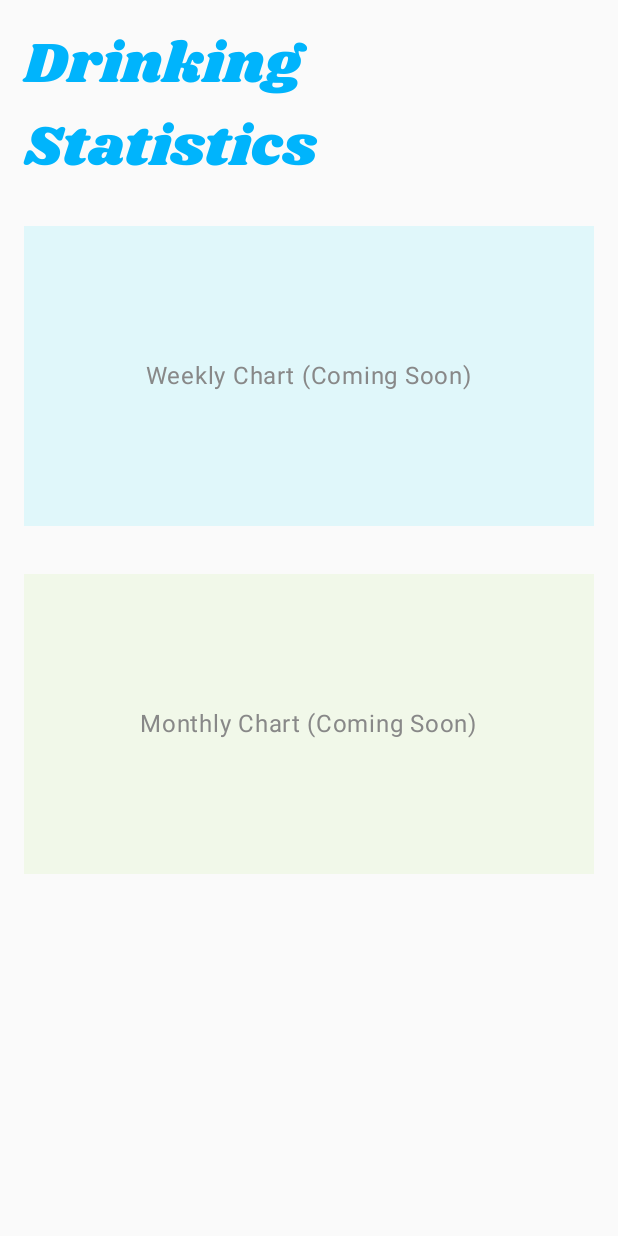
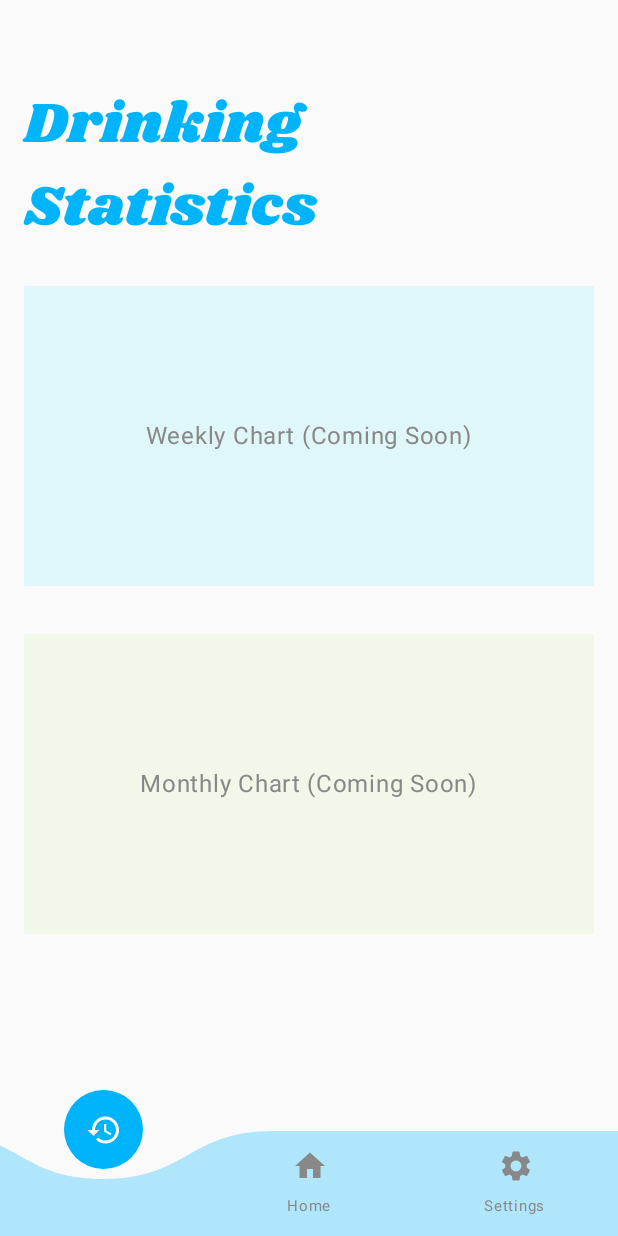
Before and after one commit to veronika8597/Waterly, an Android app built with Jetpack Compose: the StatisticsScreen screen opened through its navigation route, on a phone screen of 412 x 824 dp. Run offline under Robolectric (Android 15) with nearby library versions, the phone set to English and light mode, and no system bars.

Commit message:
Navigation nd statsScreen bugs fix

```diff
--- a/app/src/main/java/com/example/waterly/HomeScreen.kt
+++ b/app/src/main/java/com/example/waterly/HomeScreen.kt
@@ -48,6 +48,7 @@ import androidx.navigation.NavHostController
 import androidx.navigation.compose.rememberNavController
 import com.example.waterly.ui.theme.WaterlyTheme
 import com.example.waterly.ui.theme.WaterlyTypography
+import kotlinx.coroutines.delay
 import kotlinx.coroutines.launch
 import java.text.SimpleDateFormat
 import java.util.Calendar
@@ -56,7 +57,7 @@ import java.util.Locale
 
 @SuppressLint("MutableCollectionMutableState")
 @Composable
-fun HomeScreen(navController: NavHostController) {
+fun HomeScreen(navController: NavHostController, selectedIndex: Int, onItemSelected: (Int) -> Unit) {
     val coroutineScope = rememberCoroutineScope()
     var waterIntake by rememberSaveable { mutableIntStateOf(0) }
     val selectedDate = rememberSaveable { mutableStateOf(getTodayDate()) }
@@ -68,10 +69,11 @@ fun HomeScreen(navController: NavHostController) {
     val context = LocalContext.current
     val waterHistory = remember { mutableStateOf(WaterDataStore.loadWaterHistory(context)) }
     var showFutureOverlay by rememberSaveable { mutableStateOf(false) }
-    var selectedIndex by rememberSaveable { mutableIntStateOf(1) }
+    //var selectedIndex by rememberSaveable { mutableIntStateOf(1) }
 
     val dateFormat = SimpleDateFormat("yyyy-MM-dd", Locale.getDefault())
-    var currentWeekStart by rememberSaveable(stateSaver = Saver(
+    var currentWeekStart by rememberSaveable(
+        stateSaver = Saver(
             save = { dateFormat.format(it) },
             restore = { dateFormat.parse(it)!! }
         )) { mutableStateOf(dateFormat.parse(getTodayDate())!!) }
@@ -87,20 +89,18 @@ fun HomeScreen(navController: NavHostController) {
         selectedBottleSize = null
     }
 
-    Box(modifier = Modifier.fillMaxSize()) {
 
     Column(
-            modifier = Modifier
-                .fillMaxSize()
-                .padding(10.dp)
-                .padding(bottom = 100.dp)
+        modifier = Modifier.fillMaxSize(),
+
     ) {
 
-            Spacer(modifier = Modifier.height(36.dp))
+        Spacer(modifier = Modifier.height(40.dp))
 
         // Top Bar
         Row(
-                modifier = Modifier.fillMaxWidth(),
+            modifier = Modifier.fillMaxWidth()
+                .padding(horizontal = 10.dp),
             verticalAlignment = Alignment.CenterVertically
         ) {
 
@@ -114,14 +114,15 @@ fun HomeScreen(navController: NavHostController) {
         Spacer(modifier = Modifier.height(2.dp))
 
         Text(
+            modifier = Modifier.padding(start = 10.dp),
             text = getDayLabel(selectedDate.value),
             style = WaterlyTypography.titleMedium,
             color = Color.Gray
         )
 
-            Spacer(modifier = Modifier.height(45.dp))
+        Spacer(modifier = Modifier.height(35.dp))
 
-            // Middle area - Centered Water Circle + Glass
+        // Water circle + selection UI
         Box(
             modifier = Modifier
                 .fillMaxWidth(),
@@ -257,6 +258,7 @@ fun HomeScreen(navController: NavHostController) {
 
         Spacer(modifier = Modifier.height(30.dp))
 
+        // Week view
         Column(
             modifier = Modifier.fillMaxWidth(),
             horizontalAlignment = Alignment.CenterHorizontally
@@ -325,6 +327,7 @@ fun HomeScreen(navController: NavHostController) {
 
         Spacer(modifier = Modifier.height(30.dp))
 
+        // Day list
         val dayNames = listOf("Sun", "Mon", "Tue", "Wed", "Thu", "Fri", "Sat")
 
         Row(
@@ -370,15 +373,7 @@ fun HomeScreen(navController: NavHostController) {
         }
     }
 
-        //Bottom navigation bar
-        WaterlyBottomNavBar(
-            selectedIndex = selectedIndex,
-            onItemSelected = { selectedIndex = it },
-            navController = navController,
-            modifier = Modifier.align(Alignment.BottomCenter)
-        )
-
-
+    // Overlay for future date warning
     if (showFutureOverlay) {
         Box(
             modifier = Modifier
@@ -393,20 +388,21 @@ fun HomeScreen(navController: NavHostController) {
             )
 
             LaunchedEffect(Unit) {
-                    kotlinx.coroutines.delay(1500)
+                delay(1500)
                 showFutureOverlay = false
             }
         }
-
     }
-    }
-
 }
 
 @Preview(showBackground = true)
 @Composable
 fun HomeScreenPreview() {
     WaterlyTheme {
-        HomeScreen(navController = rememberNavController())
+        HomeScreen(
+            navController = rememberNavController(),
+            selectedIndex = 1, // pretend Home is selected
+            onItemSelected = {}// no-op for preview
+        )
     }
 }
--- /dev/null
+++ b/app/src/main/java/com/example/waterly/MainScreen.kt
@@ -0,0 +1,78 @@
+package com.example.waterly
+
+import androidx.compose.foundation.layout.Box
+import androidx.compose.foundation.layout.fillMaxSize
+import androidx.compose.runtime.Composable
+import androidx.compose.runtime.getValue
+import androidx.compose.ui.Alignment
+import androidx.compose.ui.Modifier
+import androidx.navigation.compose.NavHost
+import androidx.navigation.compose.composable
+import androidx.navigation.compose.currentBackStackEntryAsState
+import androidx.navigation.compose.rememberNavController
+
+
+@Composable
+fun MainScreen() {
+
+    val navController = rememberNavController()
+    val currentBackStackEntry by navController.currentBackStackEntryAsState()
+    val currentRoute = currentBackStackEntry?.destination?.route
+
+    val selectedIndex = when (currentRoute) {
+        "statistics" -> 0
+        "home" -> 1
+        "settings" -> 2
+        else -> 1
+    }
+
+    val onItemSelected: (Int) -> Unit = { index ->
+        val route = when (index) {
+            0 -> "statistics"
+            1 -> "home"
+            2 -> "settings"
+            else -> error("Invalid index")
+        }
+
+        if (currentRoute != route) {
+            navController.navigate(route) {
+                popUpTo(navController.graph.startDestinationId) { saveState = true }
+                launchSingleTop = true
+                restoreState = true
+            }
+        }
+    }
+
+    Box(modifier = Modifier.fillMaxSize()) {
+        // Your screen content (NavHost)
+        NavHost(navController, startDestination = "home") {
+
+            composable("home") {
+                HomeScreen(
+                    navController = navController,
+                    selectedIndex = selectedIndex,
+                    onItemSelected = onItemSelected
+                )
+            }
+
+            composable("statistics") {
+                StatisticsScreen(
+                    navController = navController,
+                    selectedIndex = selectedIndex,
+                    onItemSelected = onItemSelected)
+            }
+
+/*            composable("settings") {
+                SettingsScreen(navController)
+            }*/
+        }
+
+        // 🔥 Show bottom bar ONCE outside all screens
+        WaterlyBottomNavBar(
+            selectedIndex = selectedIndex,
+            onItemSelected = onItemSelected,
+            navController = navController,
+            modifier = Modifier.align(Alignment.BottomCenter)
+        )
+    }
+}
--- a/app/src/main/java/com/example/waterly/NavHostController.kt
+++ /dev/null
@@ -1,17 +0,0 @@
-package com.example.waterly
-
-import androidx.compose.runtime.Composable
-import androidx.navigation.compose.NavHost
-import androidx.navigation.compose.composable
-import androidx.navigation.compose.rememberNavController
-
-//Sets up all navigation routes/screens
-//TrackEatsNavGraph() defines the route "home" → shows HomeScreen
-@Composable
-fun WaterlyNavGraph() {
-    val navController = rememberNavController()
-    NavHost(navController, startDestination = "home") {
-        composable("home") { HomeScreen(navController) }
-        composable("statistics") { StatisticsScreen() }
-    }
-}
--- a/app/src/main/java/com/example/waterly/StatisticsScreen.kt
+++ b/app/src/main/java/com/example/waterly/StatisticsScreen.kt
@@ -1,25 +1,46 @@
 package com.example.waterly
 
 import androidx.compose.foundation.background
-import androidx.compose.foundation.layout.*
+import androidx.compose.foundation.layout.Box
+import androidx.compose.foundation.layout.Column
+import androidx.compose.foundation.layout.Spacer
+import androidx.compose.foundation.layout.fillMaxSize
+import androidx.compose.foundation.layout.fillMaxWidth
+import androidx.compose.foundation.layout.height
+import androidx.compose.foundation.layout.padding
 import androidx.compose.material3.Text
 import androidx.compose.runtime.Composable
+import androidx.compose.runtime.getValue
+import androidx.compose.runtime.mutableIntStateOf
+import androidx.compose.runtime.saveable.rememberSaveable
+import androidx.compose.runtime.setValue
 import androidx.compose.ui.Alignment
 import androidx.compose.ui.Modifier
 import androidx.compose.ui.graphics.Color
 import androidx.compose.ui.tooling.preview.Preview
 import androidx.compose.ui.unit.dp
+import androidx.navigation.NavHostController
+import androidx.navigation.compose.rememberNavController
 import com.example.waterly.ui.theme.WaterlyTheme
 import com.example.waterly.ui.theme.WaterlyTypography
 
 @Composable
-fun StatisticsScreen() {
+fun StatisticsScreen(navController: NavHostController,
+                     selectedIndex: Int,
+                     onItemSelected: (Int) -> Unit) {
+
+    //var selectedIndex by rememberSaveable { mutableIntStateOf(1) }
+
+
     Column(
         modifier = Modifier
             .fillMaxSize()
             .padding(16.dp),
         horizontalAlignment = Alignment.CenterHorizontally
     ) {
+
+        Spacer(modifier = Modifier.height(40.dp))
+
         Text(
             text = "Drinking Statistics",
             style = WaterlyTypography.displayLarge,
@@ -51,13 +72,18 @@ fun StatisticsScreen() {
         ) {
             Text("Monthly Chart (Coming Soon)", color = Color.Gray)
         }
+
     }
+
 }
 
 @Preview(showBackground = true)
 @Composable
 fun StatisticsScreenPreview() {
     WaterlyTheme {
-        StatisticsScreen()
+        StatisticsScreen(navController = rememberNavController(),
+            selectedIndex = 0, // pretend Statistics is selected
+            onItemSelected = {} // no-op for preview
+        )
     }
 }
--- a/app/src/main/java/com/example/waterly/WaterlyApp.kt
+++ b/app/src/main/java/com/example/waterly/WaterlyApp.kt
@@ -5,9 +5,8 @@ import com.example.waterly.ui.theme.WaterlyTheme
 
 @Composable
 fun WaterlyApp() {
-
     WaterlyTheme{
-        WaterlyNavGraph()
+        MainScreen()
     }
 
 }
```
Also changed, not shown: app/src/main/java/com/example/waterly/WaterlyScreenWrapper.kt (added, +36 -0 lines). Lines whose indentation alone changed are shown as unchanged.
